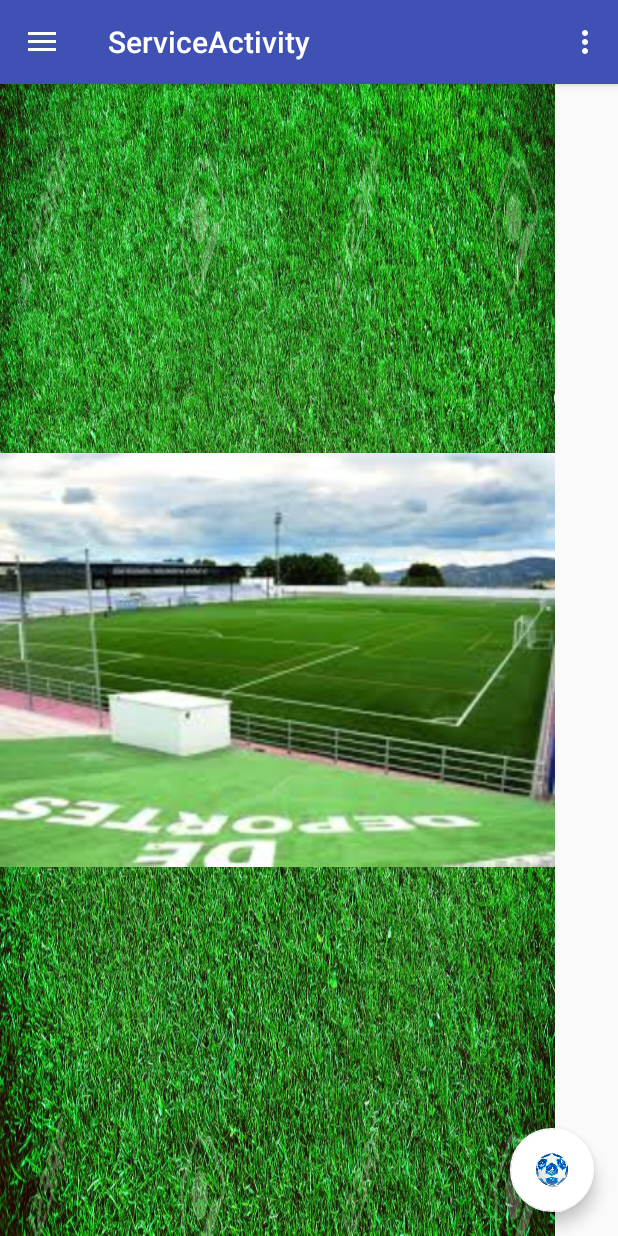
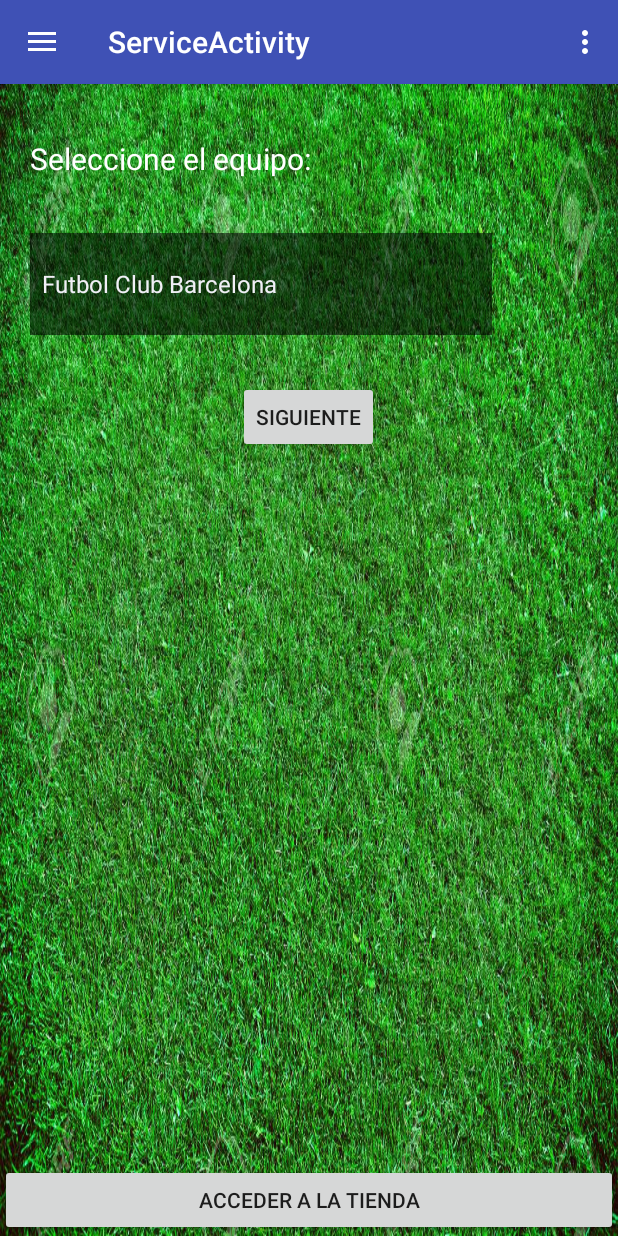
Before and after one commit to jr36/uja_ssmm1819_practica02_g01, an Android app: the ServiceActivity screen opened directly, with no data from a screen before it, in the options menu, after a tap on "Settings", on a phone screen of 412 x 824 dp. Run offline under Robolectric (Android 15) with nearby library versions, the phone set to English and light mode, and no system bars.

```diff
--- a/app/src/main/java/es/ujaen/labtelema/practica1/ServiceActivity.java
+++ b/app/src/main/java/es/ujaen/labtelema/practica1/ServiceActivity.java
@@ -1,6 +1,10 @@
 package es.ujaen.labtelema.practica1;
 
+import android.app.Fragment;
+import android.app.FragmentManager;
+import android.app.FragmentTransaction;
 import android.content.Intent;
+import android.net.Uri;
 import android.os.Bundle;
 import android.support.design.widget.FloatingActionButton;
 import android.support.design.widget.Snackbar;
@@ -13,14 +17,18 @@ import android.support.v7.app.AppCompatActivity;
 import android.support.v7.widget.Toolbar;
 import android.view.Menu;
 import android.view.MenuItem;
+import android.widget.ArrayAdapter;
+import android.widget.Button;
+import android.widget.Spinner;
 import android.widget.Toast;
 
 public class ServiceActivity extends AppCompatActivity
-        implements NavigationView.OnNavigationItemSelectedListener {
+        implements NavigationView.OnNavigationItemSelectedListener, View.OnClickListener , fragment_equipo.OnFragmentInteractionListener{
 
     public static final String PARAMETER_USER = "user";
     public static final String PARAMETER_SID = "sid";
     public static final String PARAMETER_EXPIRES = "expired";
+    Button boton;
 
     @Override
     protected void onCreate(Bundle savedInstanceState) {
@@ -29,15 +37,10 @@ public class ServiceActivity extends AppCompatActivity
         Toolbar toolbar = (Toolbar) findViewById(R.id.toolbar);
         setSupportActionBar(toolbar);
 
-        //Solo para el botón flotante
-        FloatingActionButton fab = (FloatingActionButton) findViewById(R.id.fab);
-        fab.setOnClickListener(new View.OnClickListener() {
-            @Override
-            public void onClick(View view) {
-                Snackbar.make(view, "Replace with your own action", Snackbar.LENGTH_LONG)
-                        .setAction("Action", null).show();
-            }
-        });
+        //Para el boton de iniciar tienda
+        boton = (Button)findViewById(R.id.button2);
+        boton.setOnClickListener(this);
+
 
         //Para el menú lateral
         DrawerLayout drawer = (DrawerLayout) findViewById(R.id.drawer_layout);
@@ -56,6 +59,7 @@ public class ServiceActivity extends AppCompatActivity
         String s_domain =intent.getStringExtra("domain"); ;
         String s_port = intent.getStringExtra("port");;
         Toast.makeText(this, s_user + " " + s_pass + " " + s_domain + " " + s_port, Toast.LENGTH_LONG).show();
+
 
 
     }
@@ -116,4 +120,22 @@ public class ServiceActivity extends AppCompatActivity
         drawer.closeDrawer(GravityCompat.START);
         return true;
     }
+
+    @Override
+    public void onClick(View v) {
+
+        android.support.v4.app.FragmentManager fm1 = getSupportFragmentManager();
+        android.support.v4.app.Fragment temp = fm1.findFragmentById(R.id.main_container2);
+        android.support.v4.app.FragmentTransaction ft1 = fm1.beginTransaction();
+        fragment_equipo fragment1 = new fragment_equipo();
+        ft1.add(R.id.main_container2, fragment1, "equipos");
+        ft1.commit();
+
+    }
+
+
+    @Override
+    public void onFragmentInteraction(Uri uri) {
+
+    }
 }
--- /dev/null
+++ b/app/src/main/java/es/ujaen/labtelema/practica1/fragment_equipo.java
@@ -0,0 +1,117 @@
+package es.ujaen.labtelema.practica1;
+
+import android.content.Context;
+import android.net.Uri;
+import android.os.Bundle;
+import android.support.v4.app.Fragment;
+import android.view.LayoutInflater;
+import android.view.View;
+import android.view.ViewGroup;
+import android.widget.ArrayAdapter;
+import android.widget.Spinner;
+
+
+/**
+ * A simple {@link Fragment} subclass.
+ * Activities that contain this fragment must implement the
+ * {@link fragment_equipo.OnFragmentInteractionListener} interface
+ * to handle interaction events.
+ * Use the {@link fragment_equipo#newInstance} factory method to
+ * create an instance of this fragment.
+ */
+public class fragment_equipo extends Fragment {
+    // TODO: Rename parameter arguments, choose names that match
+    // the fragment initialization parameters, e.g. ARG_ITEM_NUMBER
+    private static final String ARG_PARAM1 = "param1";
+    private static final String ARG_PARAM2 = "param2";
+
+    // TODO: Rename and change types of parameters
+    private String mParam1;
+    private String mParam2;
+
+    private OnFragmentInteractionListener mListener;
+    Spinner spinner;
+    public fragment_equipo() {
+        // Required empty public constructor
+    }
+
+    /**
+     * Use this factory method to create a new instance of
+     * this fragment using the provided parameters.
+     *
+     * @param param1 Parameter 1.
+     * @param param2 Parameter 2.
+     * @return A new instance of fragment fragment_equipo.
+     */
+    // TODO: Rename and change types and number of parameters
+    public static fragment_equipo newInstance(String param1, String param2) {
+        fragment_equipo fragment = new fragment_equipo();
+        Bundle args = new Bundle();
+        args.putString(ARG_PARAM1, param1);
+        args.putString(ARG_PARAM2, param2);
+        fragment.setArguments(args);
+        return fragment;
+    }
+
+    @Override
+    public void onCreate(Bundle savedInstanceState) {
+        super.onCreate(savedInstanceState);
+
+        if (getArguments() != null) {
+            mParam1 = getArguments().getString(ARG_PARAM1);
+            mParam2 = getArguments().getString(ARG_PARAM2);
+        }
+    }
+
+    @Override
+    public View onCreateView(LayoutInflater inflater, ViewGroup container,
+                             Bundle savedInstanceState) {
+        // Inflate the layout for this fragment
+        View view = inflater.inflate(R.layout.fragment_fragment_equipo, container, false);
+        spinner = (Spinner) view.findViewById(R.id.spinner2);
+        String [] opciones = {"Futbol Club Barcelona","Atletico de Madrid","Real Madrid","Manchester United"};
+        ArrayAdapter<String> adapter = new ArrayAdapter<String>(getActivity().getApplicationContext(),android.R.layout.simple_spinner_item,opciones);
+        spinner.setAdapter(adapter);
+        return view;
+
+    }
+
+    // TODO: Rename method, update argument and hook method into UI event
+    public void onButtonPressed(Uri uri) {
+        if (mListener != null) {
+            mListener.onFragmentInteraction(uri);
+        }
+    }
+
+    @Override
+    public void onAttach(Context context) {
+        super.onAttach(context);
+        if (context instanceof OnFragmentInteractionListener) {
+            mListener = (OnFragmentInteractionListener) context;
+        } else {
+            throw new RuntimeException(context.toString()
+                    + " must implement OnFragmentInteractionListener");
+        }
+    }
+
+    @Override
+    public void onDetach() {
+        super.onDetach();
+        mListener = null;
+    }
+
+    /**
+     * This interface must be implemented by activities that contain this
+     * fragment to allow an interaction in this fragment to be communicated
+     * to the activity and potentially other fragments contained in that
+     * activity.
+     * <p>
+     * See the Android Training lesson <a href=
+     * "http://developer.android.com/training/basics/fragments/communicating.html"
+     * >Communicating with Other Fragments</a> for more information.
+     */
+    public interface OnFragmentInteractionListener {
+        // TODO: Update argument type and name
+        void onFragmentInteraction(Uri uri);
+    }
+}
--- a/app/src/main/res/layout-land/content_service.xml
+++ b/app/src/main/res/layout-land/content_service.xml
@@ -1,5 +1,5 @@
 <?xml version="1.0" encoding="utf-8"?>
-<android.support.constraint.ConstraintLayout xmlns:android="http://schemas.android.com/apk/res/android"
+<LinearLayout xmlns:android="http://schemas.android.com/apk/res/android"
     xmlns:app="http://schemas.android.com/apk/res-auto"
     xmlns:tools="http://schemas.android.com/tools"
     android:layout_width="match_parent"
@@ -9,16 +9,12 @@
     tools:context=".ServiceActivity"
     tools:showIn="@layout/app_bar_service">
 
-    <ImageView
-        android:id="@+id/imageView2"
-        android:layout_width="370dp"
-        android:layout_height="0dp"
-        android:layout_marginEnd="8dp"
-        android:layout_marginRight="8dp"
-        android:background="@drawable/wallpaper"
-        app:layout_constraintBottom_toBottomOf="parent"
-        app:layout_constraintEnd_toEndOf="parent"
-        app:layout_constraintHorizontal_bias="0.518"
-        app:layout_constraintStart_toStartOf="parent"
-        app:srcCompat="@drawable/fondo2" />
-</android.support.constraint.ConstraintLayout>
+
+
+    <FrameLayout
+        android:id="@+id/main_container2"
+        android:layout_width="match_parent"
+        android:layout_height="match_parent">
+
+    </FrameLayout>
+</LinearLayout>
--- a/app/src/main/res/layout/activity_service.xml
+++ b/app/src/main/res/layout/activity_service.xml
@@ -7,6 +7,7 @@
     android:layout_height="match_parent"
     android:fitsSystemWindows="true"
     tools:openDrawer="start">
+
 
     <include
         layout="@layout/app_bar_service"
@@ -20,6 +21,8 @@
         android:layout_gravity="start"
         android:fitsSystemWindows="true"
         app:headerLayout="@layout/nav_header_service"
-        app:menu="@menu/activity_service_drawer" />
+        app:menu="@menu/activity_service_drawer" >
+
+    </android.support.design.widget.NavigationView>
 
 </android.support.v4.widget.DrawerLayout>
--- a/app/src/main/res/layout/app_bar_service.xml
+++ b/app/src/main/res/layout/app_bar_service.xml
@@ -5,6 +5,7 @@
     android:layout_width="match_parent"
     android:layout_height="match_parent"
     tools:context=".ServiceActivity">
+
 
     <android.support.design.widget.AppBarLayout
         android:layout_width="match_parent"
@@ -21,19 +22,18 @@
     </android.support.design.widget.AppBarLayout>
 
     <include
-        layout="@layout/content_service"
-        android:layout_marginLeft="0dp"
-        android:layout_marginRight="0dp" />
+        android:id="@+id/include"
+        layout="@layout/content_service" />
 
-    <android.support.design.widget.FloatingActionButton
-        android:id="@+id/fab"
-        android:layout_width="wrap_content"
-        android:layout_height="107dp"
-        android:layout_gravity="bottom|end"
-        android:layout_margin="@dimen/fab_margin"
-        app:backgroundTint="@android:color/background_light"
-        app:fabSize="normal"
-        app:srcCompat="@drawable/balon"
-        tools:layout_width="@dimen/nav_header_height" />
+
+    <Button
+        android:id="@+id/button2"
+        android:layout_width="match_parent"
+        android:layout_height="wrap_content"
+        android:layout_gravity="end"
+        android:text="Acceder a la tienda"
+        app:layout_anchor="@+id/include"
+        app:layout_anchorGravity="bottom|center" />
+
 
 </android.support.design.widget.CoordinatorLayout>
--- a/app/src/main/res/layout/content_service.xml
+++ b/app/src/main/res/layout/content_service.xml
@@ -1,19 +1,19 @@
 <?xml version="1.0" encoding="utf-8"?>
-<android.support.constraint.ConstraintLayout xmlns:android="http://schemas.android.com/apk/res/android"
+<LinearLayout xmlns:android="http://schemas.android.com/apk/res/android"
     xmlns:app="http://schemas.android.com/apk/res-auto"
     xmlns:tools="http://schemas.android.com/tools"
     android:layout_width="match_parent"
     android:layout_height="match_parent"
     app:layout_behavior="@string/appbar_scrolling_view_behavior"
     tools:context=".ServiceActivity"
+    android:background="@drawable/wallpaper"
     tools:showIn="@layout/app_bar_service">
 
-    <ImageView
-        android:id="@+id/imageView2"
-        android:layout_width="370dp"
-        android:layout_height="wrap_content"
-        android:background="@drawable/wallpaper"
-        app:layout_constraintBottom_toBottomOf="parent"
-        app:srcCompat="@drawable/fondo2"
-        tools:layout_editor_absoluteX="7dp" />
-</android.support.constraint.ConstraintLayout>
+
+    <FrameLayout
+        android:id="@+id/main_container2"
+        android:layout_width="match_parent"
+        android:layout_height="match_parent">
+
+    </FrameLayout>
+</LinearLayout>
--- /dev/null
+++ b/app/src/main/res/layout/fragment_fragment_equipo.xml
@@ -0,0 +1,41 @@
+<?xml version="1.0" encoding="utf-8"?>
+<RelativeLayout xmlns:android="http://schemas.android.com/apk/res/android"
+    xmlns:tools="http://schemas.android.com/tools"
+    android:layout_width="match_parent"
+    android:layout_height="match_parent"
+    tools:context=".fragment_equipo">
+
+    <!-- TODO: Update blank fragment layout -->
+    <TextView
+
+        android:id="@+id/seleccion"
+        android:layout_width="wrap_content"
+        android:layout_height="wrap_content"
+        android:layout_alignParentStart="true"
+        android:layout_alignParentTop="true"
+        android:layout_marginStart="20dp"
+        android:layout_marginTop="36dp"
+        android:text="Seleccione el equipo:"
+        android:textColor="@color/common_google_signin_btn_text_dark_default"
+        android:textSize="20sp" />
+
+    <Spinner
+        android:id="@+id/spinner2"
+        android:layout_width="308dp"
+        android:layout_height="68dp"
+        android:layout_alignParentTop="true"
+        android:layout_alignStart="@+id/seleccion"
+        android:layout_marginTop="99dp"
+        android:background="@color/common_google_signin_btn_text_light_default"
+        android:textColor="@color/common_google_signin_btn_text_dark_default" />
+
+    <Button
+        android:id="@+id/button"
+        android:layout_width="wrap_content"
+        android:layout_height="wrap_content"
+        android:layout_alignParentTop="true"
+        android:layout_centerHorizontal="true"
+        android:layout_marginTop="198dp"
+        android:text="Siguiente" />
+
+</RelativeLayout>
--- a/app/src/main/res/values/strings.xml
+++ b/app/src/main/res/values/strings.xml
@@ -1,5 +1,5 @@
 <resources>
-    <string name="app_name">Practica 1</string>
+    <string name="app_name">Practica 2</string>
     <string name="main_description">Servicios Móviles. Grado en Ingeniería Telemática</string>
 
     <!-- TODO: Remove or change this placeholder text -->
```
Also changed, not shown: app/src/main/res/drawable/carritocompra.png (added), 1 other file.
